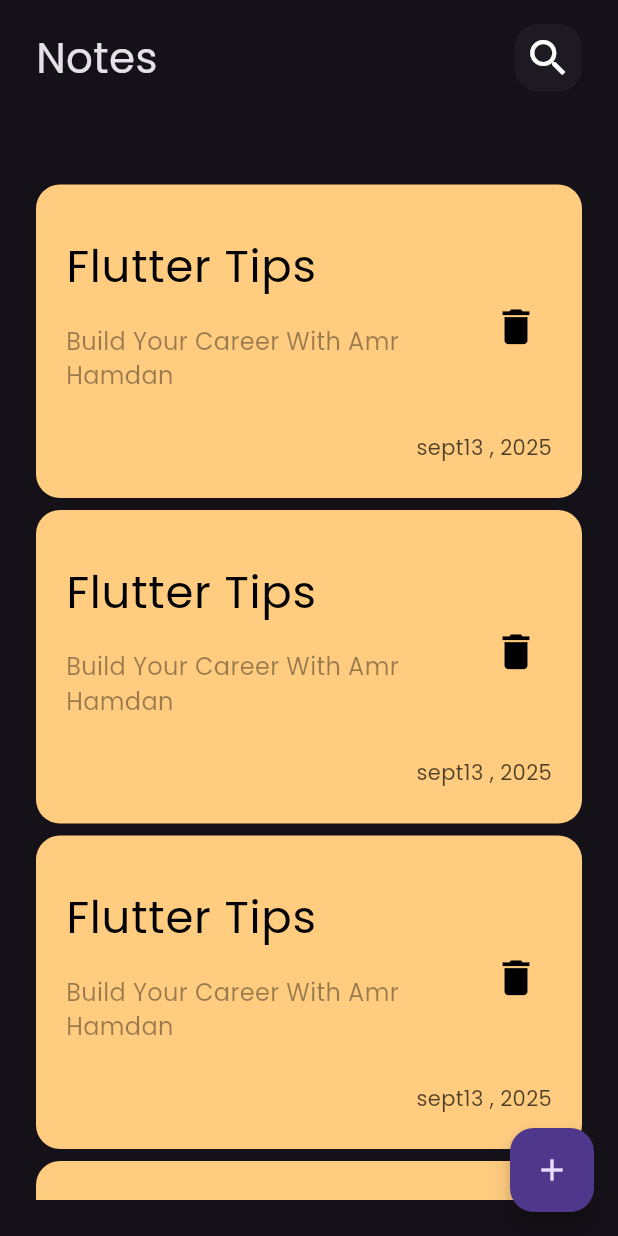
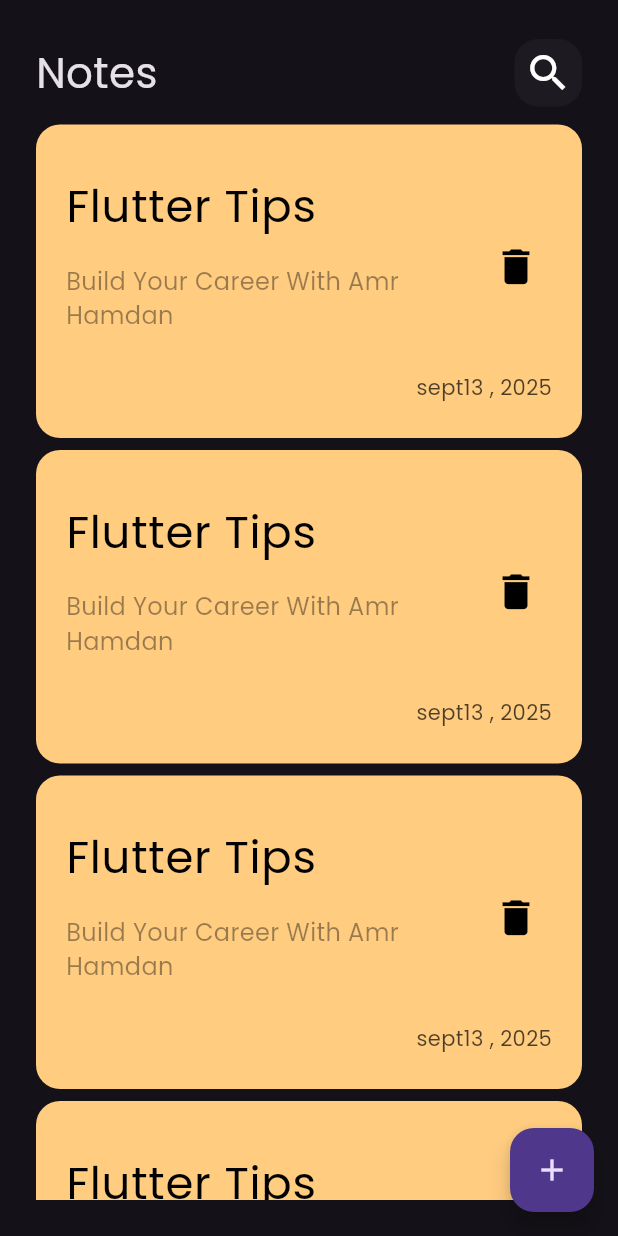
Before and after one commit to AMR5444/Note_App, a Flutter app: the screen it shows after launch, on a phone screen of 412 x 824 dp. Run offline on Flutter 3.47's test engine with Material 3 defaults, Android fonts, the phone set to English and light mode, and no system bars; our stand-ins replace pdf, printing.

Commit message:
edit Note view Ui done

```diff
--- a/lib/views/Add_Note_Bottom_Sheet.dart
+++ b/lib/views/Add_Note_Bottom_Sheet.dart
@@ -1,6 +1,5 @@
 import 'package:flutter/material.dart';
 import 'package:test/views/Widget/Custom_Bottom.dart';
-import 'package:test/views/Widget/Custom_Serch_Icon.dart';
 import 'package:test/views/Widget/Custom_Text_feild.dart';
 
 class AddNoteBottomSheet extends StatelessWidget {
--- a/lib/views/Widget/Custom_AppBar.dart
+++ b/lib/views/Widget/Custom_AppBar.dart
@@ -2,15 +2,17 @@ import 'package:flutter/material.dart';
 import 'package:test/views/Widget/Custom_Serch_Icon.dart';
 
 class CustomAppBar extends StatelessWidget {
-  const CustomAppBar({super.key});
+  const CustomAppBar({super.key, required this.title, required this.icon});
+  final String title;
+  final IconData icon;
 
   @override
   Widget build(BuildContext context) {
     return Row(
       children: [
-        Text('Notes', style: TextStyle(fontSize: 28)),
+        Text(title, style: TextStyle(fontSize: 28)),
         Spacer(),
-        customSerchIcon(),
+        customSerchIcon(icon: icon),
       ],
     );
   }
--- a/lib/views/Widget/Custom_Note_Aitem.dart
+++ b/lib/views/Widget/Custom_Note_Aitem.dart
@@ -1,5 +1,5 @@
 import 'package:flutter/material.dart';
-import 'package:test/views/Widget/Eidt_View_Body.dart';
+import 'package:test/views/Eidt_NotePage.dart';
 
 class NoteAItem extends StatelessWidget {
   const NoteAItem({super.key});
@@ -12,7 +12,7 @@ class NoteAItem extends StatelessWidget {
           context,
           MaterialPageRoute(
             builder: (context) {
-              return EidtViewBody();
+              return EidtNotepage();
             },
           ),
         );
--- a/lib/views/Widget/Custom_Serch_Icon.dart
+++ b/lib/views/Widget/Custom_Serch_Icon.dart
@@ -1,8 +1,8 @@
 import 'package:flutter/material.dart';
 
 class customSerchIcon extends StatelessWidget {
-  const customSerchIcon({super.key});
-
+  const customSerchIcon({super.key, required this.icon});
+  final IconData icon;
   @override
   Widget build(BuildContext context) {
     return Container(
@@ -13,7 +13,7 @@ class customSerchIcon extends StatelessWidget {
       width: 45,
       height: 45,
 
-      child: Center(child: Icon(Icons.search, size: 32)),
+      child: Center(child: Icon(icon, size: 32)),
     );
   }
 }
--- a/lib/views/Widget/NotsView_body.dart
+++ b/lib/views/Widget/NotsView_body.dart
@@ -11,8 +11,9 @@ class NotsViewBody extends StatelessWidget {
       padding: const EdgeInsets.symmetric(horizontal: 24, vertical: 16),
       child: Column(
         children: [
-          const CustomAppBar(),
-          SizedBox(height: 50),
+          SizedBox(height: 10),
+          const CustomAppBar(title: 'Notes', icon: Icons.search),
+
           Expanded(child: NotesListView()),
         ],
       ),
```
Also changed, not shown: lib/views/Widget/Eidt_View_Body.dart (+14 -1 lines).
